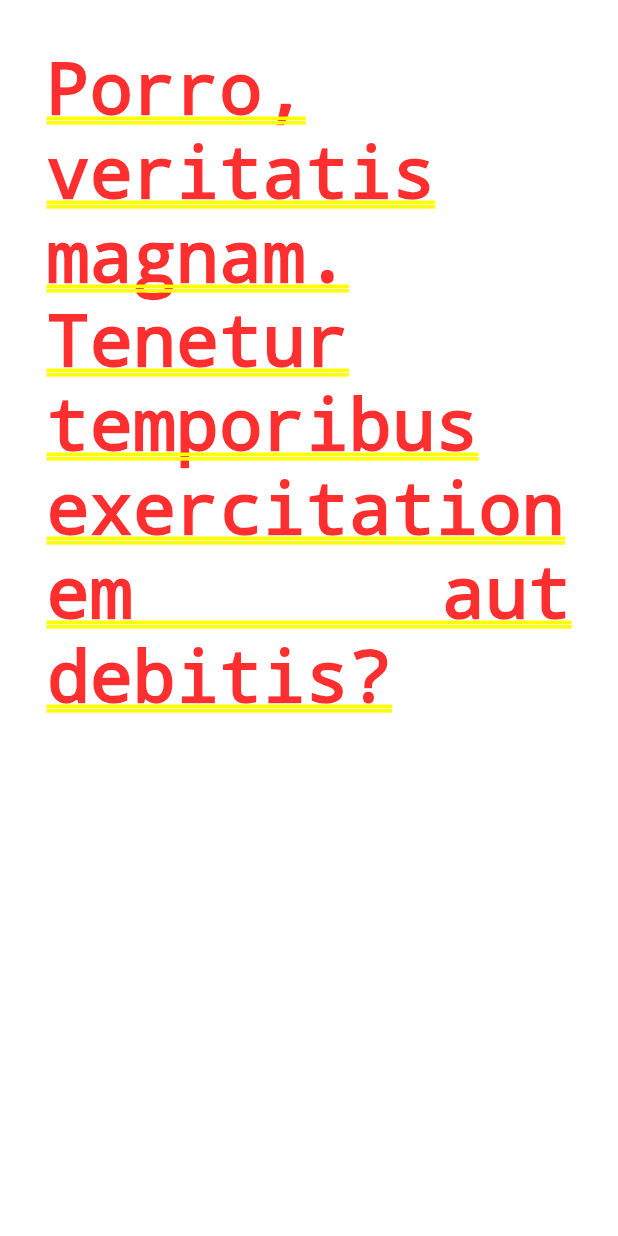
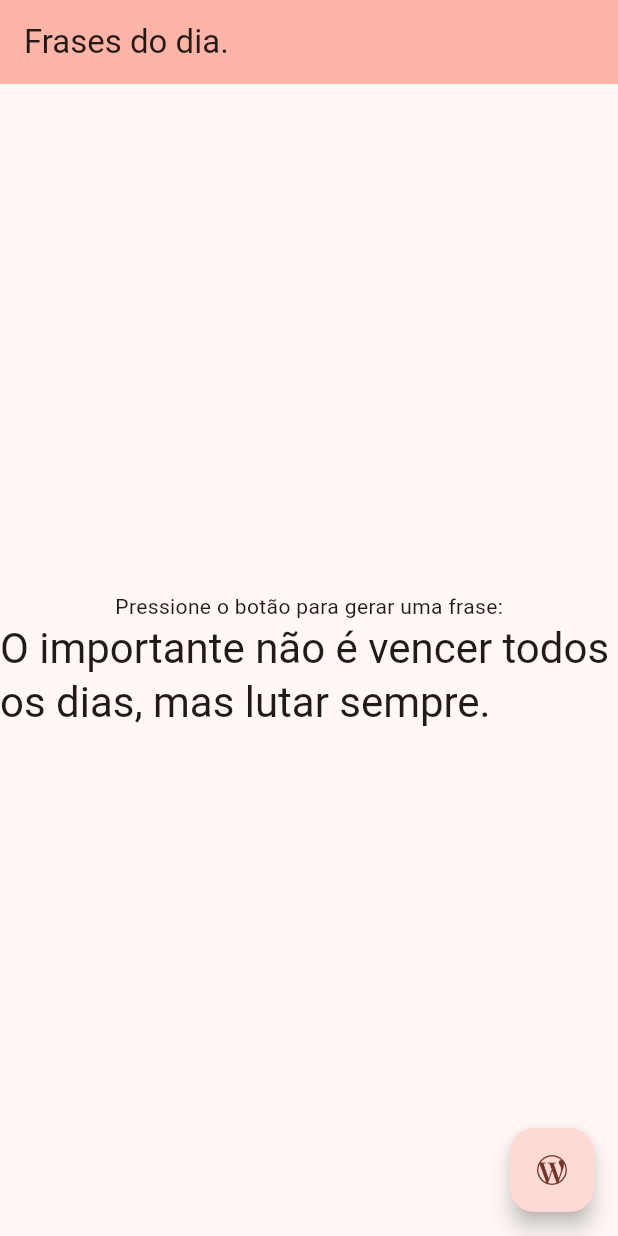
Before and after one commit to pedroandrade932/Flutter-project, a Flutter app: the screen it shows after launch, on a phone screen of 412 x 824 dp. Run offline on Flutter 3.47's test engine with Material 3 defaults, Android fonts, the phone set to English and light mode, and no system bars.

Commit message:
atualização

```diff
--- a/frases_do_dia/lib/main.dart
+++ b/frases_do_dia/lib/main.dart
@@ -1,29 +1,76 @@
+import 'dart:math';
 import 'package:flutter/material.dart';
 
+void main() {
+  runApp(const MyApp());
+}
 
-void main() {
-  var background = Color.fromARGB(255, 255, 255, 255);
-  runApp(MaterialApp(
-    debugShowCheckedModeBanner: false,
-    title: "Frases do dia",
-    home: Container(
-      color: background,
-      padding: EdgeInsets.fromLTRB(30, 30, 30, 30),
-      decoration: BoxDecoration(
-        border: Border.all(
-          width: 1,
-          color: Color.fromARGB(255, 255, 255, 255)
-        )
+class MyApp extends StatelessWidget {
+  const MyApp({super.key});
+
+  @override
+  Widget build(BuildContext context) {
+    return MaterialApp(
+      title: 'Flutter Demo',
+      theme: ThemeData(
+        colorScheme:
+            ColorScheme.fromSeed(seedColor: Color.fromARGB(255, 255, 0, 0)),
+        useMaterial3: true,
       ),
+      home: const MyHomePage(title: 'Frases do dia.'),
+    );
+  }
+}
+
+class MyHomePage extends StatefulWidget {
+  const MyHomePage({super.key, required this.title});
+  final String title;
+
+  @override
+  State<MyHomePage> createState() => _MyHomePageState();
+}
+
+class _MyHomePageState extends State<MyHomePage> {
+  int _numAleatorio = 0;
+  final List _frases = [
+    "O importante não é vencer todos os dias, mas lutar sempre.",
+    "É melhor conquistar a si mesmo do que vencer mil batalhas.",
+    "O medo de perder tira a vontade de ganhar",
+    "Perder para a razão, sempre é ganhar."
+  ];
+
+  void _incrementCounter() {
+    setState(() {
+      _numAleatorio = Random().nextInt(4);
+    });
+  }
+
+  @override
+  Widget build(BuildContext context) {
+    return Scaffold(
+      appBar: AppBar(
+        backgroundColor: Theme.of(context).colorScheme.inversePrimary,
+        title: Text(widget.title),
+      ),
+      body: Center(
         child: Column(
+          mainAxisAlignment: MainAxisAlignment.center,
           children: <Widget>[
+            const Text(
+              'Pressione o botão para gerar uma frase:',
+            ),
             Text(
-            "Porro, veritatis magnam. Tenetur temporibus exercitationem aut debitis?",
-            textAlign: TextAlign.justify,
-          )
+              _frases[_numAleatorio],
+              style: Theme.of(context).textTheme.headlineMedium,
+            ),
           ],
         ),
-    )
+      ),
+      floatingActionButton: FloatingActionButton(
+        onPressed: _incrementCounter,
+        tooltip: 'Increment',
+        child: const Icon(Icons.wordpress),
       ),
     );
   }
+}
--- a/frases_do_dia/pubspec.yaml
+++ b/frases_do_dia/pubspec.yaml
@@ -1,4 +1,4 @@
-name: frases_do_dia
+name: primeiro_projeto
 description: A new Flutter project.
 # The following line prevents the package from being accidentally published to
 # pub.dev using `flutter pub publish`. This is preferred for private packages.
```
Also changed, not shown: 17 other files. Lines whose indentation alone changed are shown as unchanged.
